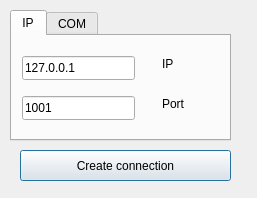
This is ConnectionCreator/connection_creator.ui in TitovNikitaGeo/Navigation as Qt 5 draws it before an edit. The edited form follows.
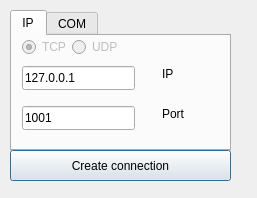
This is the edited form.

What changed in the file:
```diff
--- a/ConnectionCreator/connection_creator.ui
+++ b/ConnectionCreator/connection_creator.ui
@@ -28,7 +28,7 @@
       <x>0</x>
       <y>0</y>
       <width>221</width>
-      <height>131</height>
+      <height>141</height>
      </rect>
     </property>
     <property name="currentIndex">
@@ -42,7 +42,7 @@
       <property name="geometry">
        <rect>
         <x>150</x>
-        <y>60</y>
+        <y>70</y>
         <width>49</width>
         <height>16</height>
        </rect>
@@ -55,7 +55,7 @@
       <property name="geometry">
        <rect>
         <x>10</x>
-        <y>60</y>
+        <y>70</y>
         <width>113</width>
         <height>24</height>
        </rect>
@@ -68,7 +68,7 @@
       <property name="geometry">
        <rect>
         <x>10</x>
-        <y>20</y>
+        <y>30</y>
         <width>113</width>
         <height>24</height>
        </rect>
@@ -81,7 +81,7 @@
       <property name="geometry">
        <rect>
         <x>150</x>
-        <y>20</y>
+        <y>30</y>
         <width>49</width>
         <height>16</height>
        </rect>
@@ -90,6 +90,41 @@
        <string>IP</string>
       </property>
      </widget>
+     <widget class="QRadioButton" name="TCP_RB">
+      <property name="enabled">
+       <bool>false</bool>
+      </property>
+      <property name="geometry">
+       <rect>
+        <x>10</x>
+        <y>0</y>
+        <width>91</width>
+        <height>22</height>
+       </rect>
+      </property>
+      <property name="text">
+       <string>TCP</string>
+      </property>
+      <property name="checked">
+       <bool>true</bool>
+      </property>
+     </widget>
+     <widget class="QRadioButton" name="UDP_RB">
+      <property name="enabled">
+       <bool>false</bool>
+      </property>
+      <property name="geometry">
+       <rect>
+        <x>60</x>
+        <y>0</y>
+        <width>91</width>
+        <height>22</height>
+       </rect>
+      </property>
+      <property name="text">
+       <string>UDP</string>
+      </property>
+     </widget>
     </widget>
     <widget class="QWidget" name="COM">
      <attribute name="title">
@@ -190,9 +225,9 @@
    <widget class="QPushButton" name="pushButton">
     <property name="geometry">
      <rect>
-      <x>10</x>
+      <x>0</x>
       <y>140</y>
-      <width>211</width>
+      <width>221</width>
       <height>31</height>
      </rect>
     </property>
```
